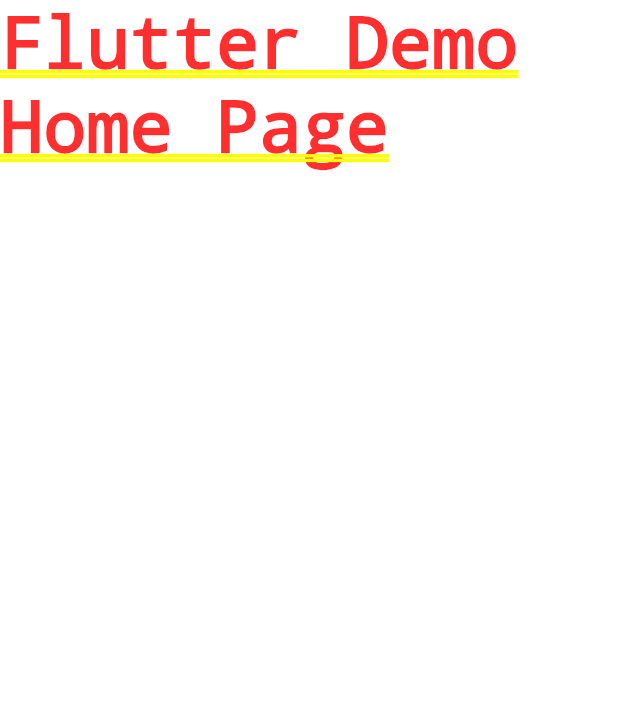
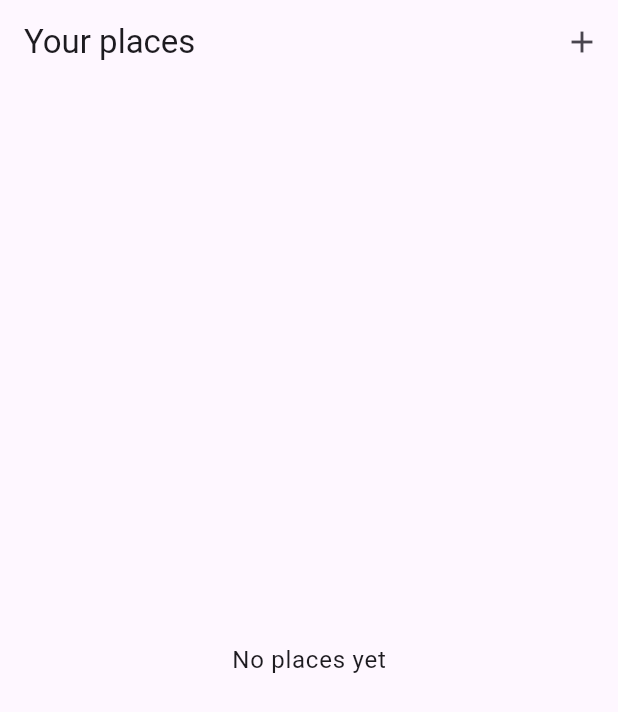
Before and after one commit to kurylko/places_app, a Flutter app: the screen it shows after launch, on a phone screen of 412 x 824 dp. Shown: the top 712 px of the screen. Run offline on Flutter 3.47's test engine with Material 3 defaults, Android fonts, the phone set to English and light mode, and no system bars.

Commit message:
places screen added

```diff
--- a/lib/main.dart
+++ b/lib/main.dart
@@ -1,4 +1,5 @@
 import 'package:flutter/material.dart';
+import 'package:places_app/screens/places.dart';
 
 void main() {
   runApp(const MyApp());
@@ -16,7 +17,7 @@ class MyApp extends StatelessWidget {
         colorScheme: ColorScheme.fromSeed(seedColor: Colors.deepPurple),
         useMaterial3: true,
       ),
-      home: const Text('Flutter Demo Home Page'),
+      home: const PlacesScreen(),
     );
   }
 }
--- /dev/null
+++ b/lib/screens/places.dart
@@ -0,0 +1,24 @@
+import 'package:flutter/material.dart';
+import 'package:places_app/widgets/places_list.dart';
+
+class PlacesScreen extends StatelessWidget {
+  const PlacesScreen({super.key});
+
+  @override
+  Widget build(BuildContext context) {
+    return Scaffold(
+      appBar: AppBar(
+        title: const Text('Your places'),
+        actions: [
+          IconButton(
+            onPressed: () {},
+            icon: const Icon(Icons.add),
+          )
+        ],
+      ),
+      body: PlacesList(
+        places: [],
+      ),
+    );
+  }
+}
--- /dev/null
+++ b/lib/widgets/places_list.dart
@@ -0,0 +1,35 @@
+import 'package:flutter/material.dart';
+
+import 'package:places_app/models/place.dart';
+
+class PlacesList extends StatelessWidget {
+  const PlacesList({super.key, required this.places});
+
+  final List<Place> places;
+  @override
+  Widget build(BuildContext context) {
+    if (places.isEmpty) {
+      return Center(
+        child: Text(
+          'No places yet',
+          style: Theme.of(context)
+              .textTheme
+              .bodyLarge!
+              .copyWith(color: Theme.of(context).colorScheme.onBackground),
+        ),
+      );
+    }
+    return ListView.builder(
+      itemCount: places.length,
+      itemBuilder: (ctx, index) => ListTile(
+        title: Text(
+          places[index].title,
+          style: Theme.of(context)
+              .textTheme
+              .titleMedium!
+              .copyWith(color: Theme.of(context).colorScheme.onBackground),
+        ),
+      ),
+    );
+  }
+}
```
Also changed, not shown: lib/screens/add_place.dart (added), lib/screens/places_detail.dart (added).
